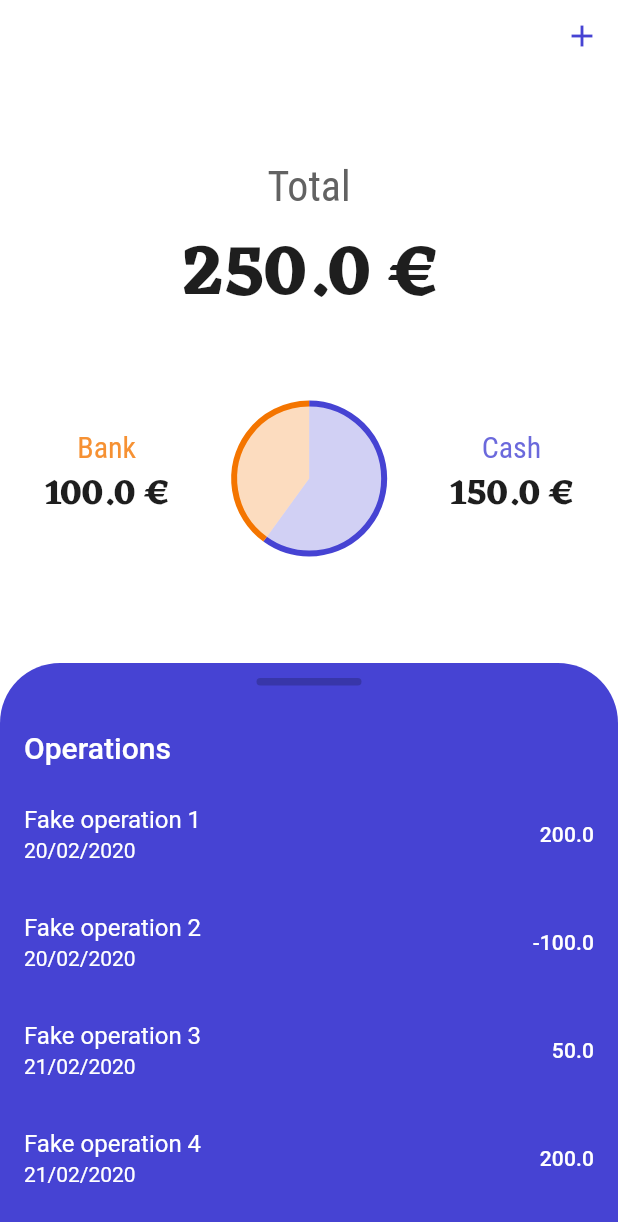
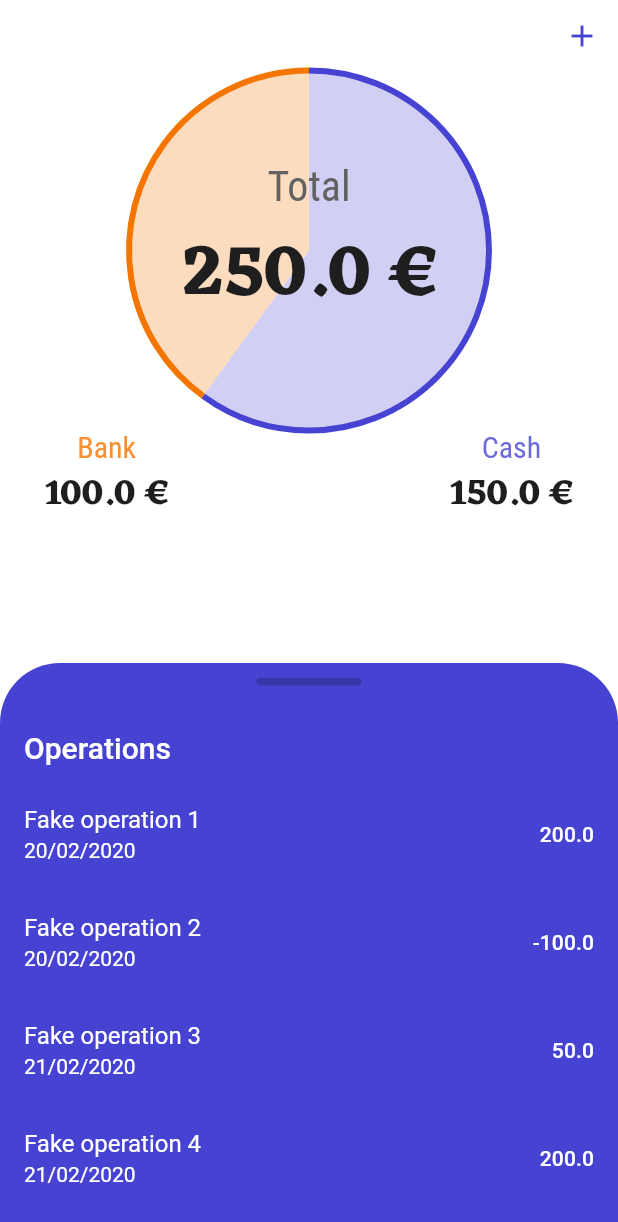
Before and after one commit to quentinlowette/treasurer, a Flutter app: the screen it shows after launch, on a phone screen of 412 x 824 dp. Shown: the top 1222 px of the screen. Run offline on Flutter 3.47's test engine with Material 2 defaults, Android fonts, the phone set to English and light mode, and no system bars; our stand-ins replace get_it, image_picker, provider_architecture, sqflite; missing offline and left inert: firebase_ml_vision; accounts and stored records are empty.

Commit message:
update account header

```diff
--- a/lib/core/viewmodels/account.vm.dart
+++ b/lib/core/viewmodels/account.vm.dart
@@ -61,6 +61,9 @@ class AccountViewModel extends ChangeNotifier {
       }
       _total += operation.amount;
     }
+    _cash = double.parse(_cash.toStringAsFixed(2));
+    _bank = double.parse(_bank.toStringAsFixed(2));
+    _total = double.parse(_total.toStringAsFixed(2));
   }
 
   /// Loads the stored operations
--- a/lib/ui/widgets/accountHeader.dart
+++ b/lib/ui/widgets/accountHeader.dart
@@ -14,6 +14,12 @@ class AccountHeader extends StatelessWidget {
       padding: EdgeInsets.symmetric(horizontal: 30.0, vertical: 60.0),
       child: Column(
         children: <Widget>[
+          Chart(
+            painter: PieChartPainter(
+                fractions: [model.cash / model.total, model.bank / model.total],
+                radius: 120.0),
+            child: Column(
+              children: <Widget>[
                 Text(
                   "Total",
                   style: Theme.of(context).textTheme.headline4,
@@ -21,6 +27,9 @@ class AccountHeader extends StatelessWidget {
                 Text(
                   "${model.total} €",
                   style: Theme.of(context).textTheme.headline3,
+                ),
+              ],
+            ),
           ),
           SizedBox(
             height: 60.0,
@@ -42,12 +51,6 @@ class AccountHeader extends StatelessWidget {
                     style: Theme.of(context).textTheme.headline5,
                   ),
                 ],
-              ),
-              Chart(
-                painter: PieChartPainter(fractions: [
-                  model.cash / model.total,
-                  model.bank / model.total
-                ]),
               ),
               Column(
                 children: <Widget>[
--- a/lib/ui/widgets/charts/charts.dart
+++ b/lib/ui/widgets/charts/charts.dart
@@ -15,13 +15,15 @@ abstract class ChartPainter extends CustomPainter {
 
 class Chart extends StatelessWidget {
   final CustomPainter painter;
+  final Widget child;
 
-  Chart({@required this.painter});
+  Chart({@required this.painter, this.child});
 
   @override
   Widget build(BuildContext context) {
     return CustomPaint(
       painter: this.painter,
+      child: this.child,
     );
   }
 }
--- a/lib/ui/widgets/charts/pieChart.dart
+++ b/lib/ui/widgets/charts/pieChart.dart
@@ -5,8 +5,9 @@ import 'package:treasurer/ui/widgets/charts/charts.dart';
 
 class PieChartPainter extends ChartPainter {
   final List<double> fractions;
+  final double radius;
 
-  PieChartPainter({@required this.fractions});
+  PieChartPainter({@required this.fractions, @required this.radius});
 
   @override
   void paint(Canvas canvas, Size size) {
@@ -26,7 +27,7 @@ class PieChartPainter extends ChartPainter {
 
     Offset center = Offset(size.width / 2, size.height / 2);
 
-    double radius = 50.0;
+    double radius = this.radius;
 
     double angle = -pi / 2;
 
```
Lines whose indentation alone changed are shown as unchanged.
